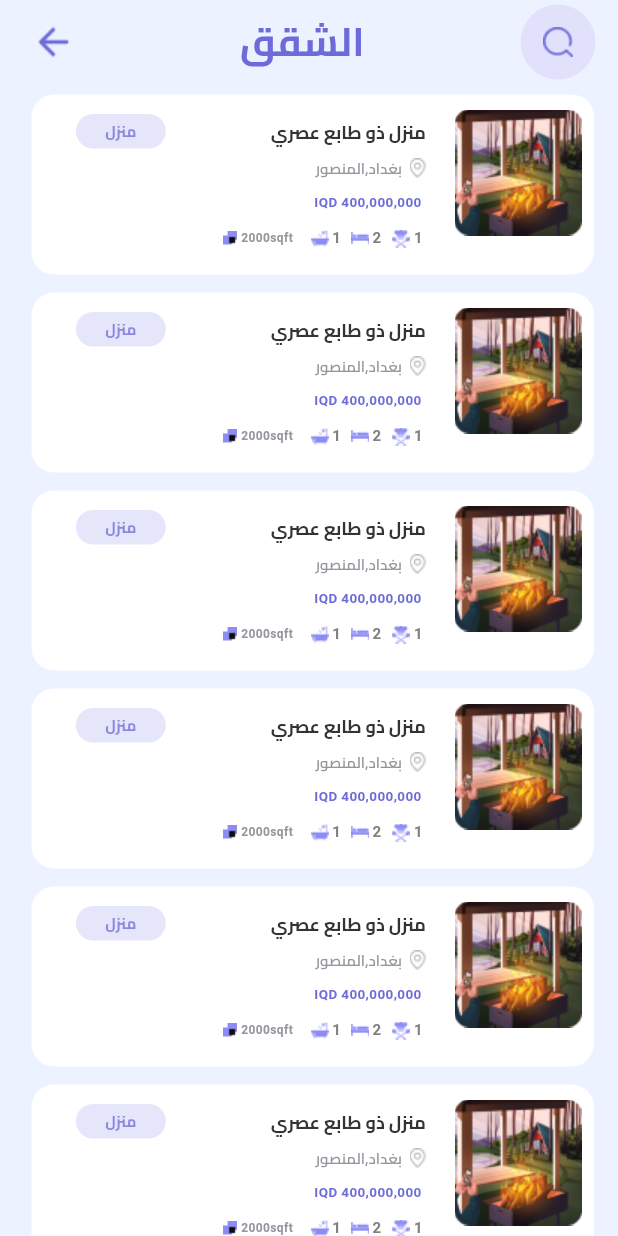
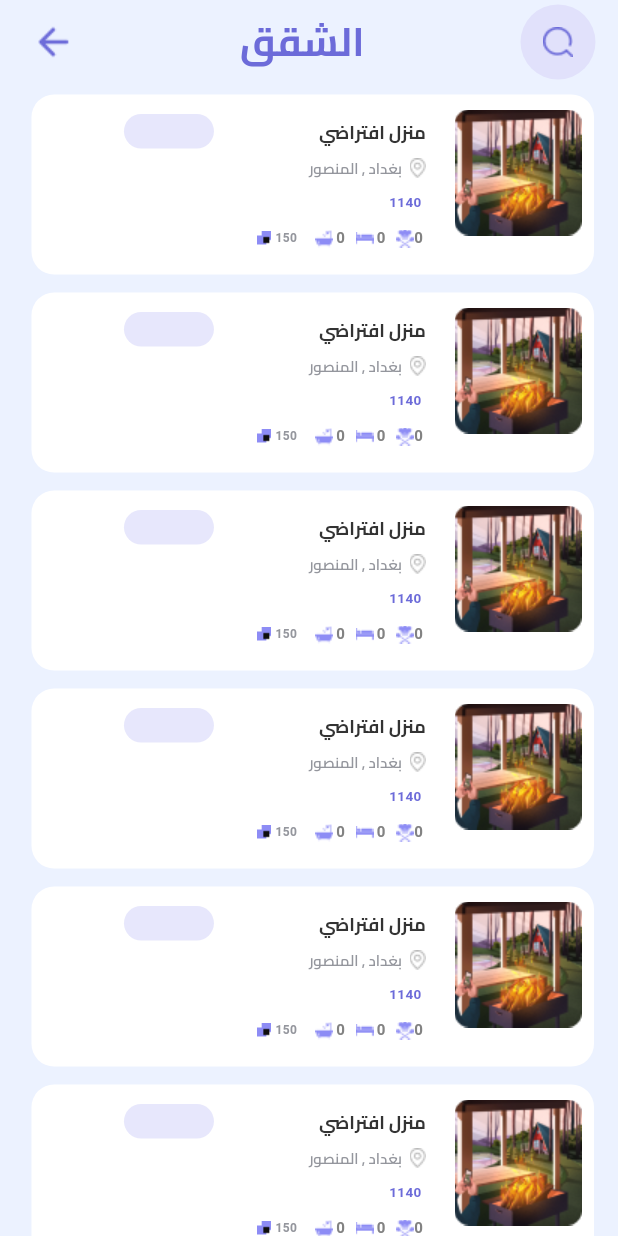
Before and after one commit to bishamoon/real_estate_project, a Flutter app: the screen it shows after launch, after a tap on "شقة", on a phone screen of 412 x 824 dp. Run offline on Flutter 3.47's test engine with Material 3 defaults, Android fonts, the phone set to English and light mode, and no system bars; our stand-ins replace flutter_svg, shared_preferences, smooth_page_indicator; network calls fail; Roboto replaces fonts that are missing (Poppins).

Commit message:
with errors..

```diff
--- a/lib/componets/widgets/nearbyCard2.dart
+++ b/lib/componets/widgets/nearbyCard2.dart
@@ -3,14 +3,15 @@ import 'package:flutter/material.dart';
 import '../appColors.dart';
 
 Widget nearByCard2({
-  String? houseName,
-  String? imgUrl,
-  int? area,
-  String? location,
-  int? price,
-  int noBed = 0, //handel
-  int noKitchen = 0,
-  int noBath = 0,
+  required String houseName,
+  required String imgUrl,
+  required int area,
+  required String location,
+  required int price,
+  required int noBed,
+  required int noKitchen,
+  required int noBath,
+  required String type,
 }) {
   return Padding(
     padding: const EdgeInsets.only(left: 5),
@@ -38,7 +39,7 @@ Widget nearByCard2({
               mainAxisAlignment: MainAxisAlignment.spaceBetween,
               children: [
                 Text(
-                  'منزل ذو طابع عصري',
+                  houseName,
                   style: TextStyle(
                     color: Color(0xFF333333),
                     fontSize: 12,
@@ -65,7 +66,7 @@ Widget nearByCard2({
                       ),
                       child: Center(
                         child: Text(
-                          'منزل',
+                          type,
                           style: TextStyle(
                             color: AppColors.secondaryColor,
                             fontSize: 10,
@@ -91,7 +92,7 @@ Widget nearByCard2({
                   width: 5,
                 ),
                 Text(
-                  "بغداد,المنصور",
+                  location,
                   style: TextStyle(
                     color: AppColors.gray,
                     fontSize: 10,
@@ -107,7 +108,7 @@ Widget nearByCard2({
             top: 65,
             right: 115,
             child: Text(
-              'IQD 400,000,000',
+              price.toString(),
               style: TextStyle(
                 color: AppColors.secondaryColor,
                 fontSize: 9,
@@ -123,7 +124,7 @@ Widget nearByCard2({
                 padding: const EdgeInsets.only(right: 7, left: 5),
                 child: Row(children: [
                   Text(
-                    '1 ',
+                    noKitchen.toString(),
                     style: TextStyle(
                       color: Color(0xFF828282),
                       fontSize: 10,
@@ -137,7 +138,7 @@ Widget nearByCard2({
                     width: 7,
                   ),
                   Text(
-                    '2',
+                    noBed.toString(),
                     style: TextStyle(
                       color: Color(0xFF828282),
                       fontSize: 10,
@@ -154,7 +155,7 @@ Widget nearByCard2({
                     width: 7,
                   ),
                   Text(
-                    '1',
+                    noBath.toString(),
                     style: TextStyle(
                       color: Color(0xFF828282),
                       fontSize: 10,
@@ -171,7 +172,7 @@ Widget nearByCard2({
                     width: 12,
                   ),
                   Text(
-                    '2000sqft',
+                    area.toString(),
                     style: TextStyle(
                       color: AppColors.gray,
                       fontSize: 8,
--- a/lib/main.dart
+++ b/lib/main.dart
@@ -1,6 +1,8 @@
 import 'package:flutter/material.dart';
 import 'package:real_estate/componets/appColors.dart';
 import 'package:real_estate/network/shared_helper.dart';
+import 'package:real_estate/screens/Spacial_Near_Screens/nearMeScreen.dart';
+import 'package:real_estate/screens/Spacial_Near_Screens/spaicalScreen.dart';
 import 'package:real_estate/screens/dashboard/dashboard_screen.dart';
 import 'package:real_estate/screens/homescreen/homeScreen.dart';
 import 'package:real_estate/screens/houseDetails/houseDetails1.dart';
@@ -33,15 +35,17 @@ class MyApp extends StatelessWidget {
       theme: ThemeData(
         scaffoldBackgroundColor: AppColors.backgroundColor,
       ),
-       //home: isLoggedIn != null ? DashBoardScreen() : SignInScreen(),
+      //home: isLoggedIn != null ? DashBoardScreen() : SignInScreen(),
       home: HomeScreen(),
       routes: {
         '/SignInScreen': (context) => const SignInScreen(),
         '/SignUpScreen': (context) => const SignUpScreen(),
         '/ForgetPassword': (context) => const ForgetPassword(),
         '/HomeScreen': (context) => const HomeScreen(),
-        '/FavoriteScreen': (context) => const FavoriteScreen(),
+        '/FavoriteScreen': (context) => FavoriteScreen(),
         "/dashBoard": (context) => DashBoardScreen(),
+        "/SpacialScreen": (context) => SpacialScreen(),
+        "/NearMeScreen": (context) => NearMeScreen(),
       },
     );
   }
--- /dev/null
+++ b/lib/models/buildingsNear_model.dart
@@ -0,0 +1 @@
+class NearMeModel {}
--- a/lib/network/end_points.dart
+++ b/lib/network/end_points.dart
@@ -9,4 +9,6 @@ class EndPoints {
   static const signInUrl = "/admin/auth/signin";
   static const signUpUrl = "/admin/auth/signup";
   static const allBuilding = "/admin/building/getAllBuilding?size=30";
+  static const nearMeBuildings = "/admin/building/getNearMe";
+  static const buildingsByType = "/admin/building/getAlltypeBuild?size=30";
 }
--- a/lib/screens/building/apartmentsScreen.dart
+++ b/lib/screens/building/apartmentsScreen.dart
@@ -65,6 +65,10 @@ class ApartmentsScreen extends StatelessWidget {
                       imgUrl: "assets/img/houseimg.png",
                       location: 'بغداد , المنصور',
                       price: 1140,
+                      noBath: 0,
+                      noBed: 0,
+                      noKitchen: 0,
+                      type: "",
                     ),
                 );
               },
--- a/lib/screens/building/building.dart
+++ b/lib/screens/building/building.dart
@@ -65,6 +65,10 @@ class BuildingsScreen extends StatelessWidget {
                       imgUrl: "assets/img/houseimg.png",
                       location: 'بغداد , المنصور',
                       price: 1140,
+                      noBath: 0,
+                      noBed: 0,
+                      noKitchen: 0,
+                      type: "",
                     ),
                 );
               },
--- a/lib/screens/fav/favoriteScreen.dart
+++ b/lib/screens/fav/favoriteScreen.dart
@@ -151,6 +151,10 @@ class _FavoriteScreenState extends State<FavoriteScreen> {
                       imgUrl: "assets/img/houseimg.png",
                       location: 'بغداد , المنصور',
                       price: 1140,
+                      noBath: 0,
+                      noBed: 0,
+                      noKitchen: 0,
+                      type: "",
                     ),
                   ),
                 );
--- a/lib/screens/homescreen/homeScreen.dart
+++ b/lib/screens/homescreen/homeScreen.dart
@@ -1,6 +1,8 @@
 import 'package:flutter/material.dart';
 import 'package:real_estate/componets/widgets/defaultsearchField.dart';
 import 'package:real_estate/models/allBuildingModel.dart';
+import 'package:real_estate/models/buildingsByType.dart';
+import 'package:real_estate/models/buildingsNear_model.dart';
 import 'package:real_estate/network/end_points.dart';
 import 'package:real_estate/network/http_helper.dart';
 import 'package:real_estate/screens/building/apartmentsScreen.dart';
@@ -19,12 +21,17 @@ class HomeScreen extends StatefulWidget {
 class _HomeScreenState extends State<HomeScreen> {
   final TextEditingController _searchController = TextEditingController();
   int _currentIndex = 0;
-  List<Datum> _allBuildengs = [];
+
+  List _allBuildengs = [];
+  List<NearMeModel> _nearMeBuildings = [];
+
   bool _isLoadingALlBuildings = false;
+  bool _isLoadingNearBuildings = false;
 
   @override
   void initState() {
     getAllBuildings();
+    //getNearBuildings();
     super.initState();
   }
 
@@ -42,6 +49,21 @@ class _HomeScreenState extends State<HomeScreen> {
     setState(() {});
   }
 
+  /* getNearBuildings() async {
+    setState(() {
+      _isLoadingNearBuildings = true;
+    });
+    final response = await HttpHelper.getData(url: EndPoints.nearMeBuildings);
+    if (response['success']) {
+      //change model>>>>>>
+      final model = AllBuildingModel.fromJson(response);
+      _allBuildengs.addAll(model.data);
+    }
+    _isLoadingNearBuildings = false;
+
+    setState(() {});
+  }
+ */
   @override
   Widget build(BuildContext context) {
     return Directionality(
@@ -186,7 +208,9 @@ class _HomeScreenState extends State<HomeScreen> {
                       padding: const EdgeInsets.only(left: 10),
                       child: GestureDetector(
                         onTap: () {
-                          //go to spaical houses page
+                          setState(() {
+                            Navigator.pushNamed(context, "/SpacialScreen");
+                          });
                         },
                         child: Row(
                           children: [
@@ -224,14 +248,14 @@ class _HomeScreenState extends State<HomeScreen> {
                               final building = _allBuildengs[index];
 
                               return SpacialCard(
-                                houseName: building.name,
-                                area: building.buildingInfo.area,
+                                houseName: building.data[index].name,
+                                area: building.data[index].buildingInfo.area,
                                 imgUrl: "assets/img/houseimg.png",
-                                location: building.buildingInfo.town,
-                                price: building.cost,
-                                noBed: building.buildingInfo.numberRooms,
-                                noKitchen: building.buildingInfo.numberFloors,
-                                noBath: building.buildingInfo.nzal,
+                                location: building.data[index].buildingInfo.town,
+                                price: building.data[index].cost,
+                                noBed: building.data[index].buildingInfo.numberRooms,
+                                noKitchen: building.data[index].buildingInfo.numberFloors,
+                                noBath: building.data[index].buildingInfo.numberServers,
                               );
                             },
                           ),
@@ -258,7 +282,7 @@ class _HomeScreenState extends State<HomeScreen> {
                       padding: const EdgeInsets.only(left: 10),
                       child: GestureDetector(
                         onTap: () {
-                          //go to near houses page
+                          Navigator.pushNamed(context, "/NearMeScreen");
                         },
                         child: Row(
                           children: [
@@ -280,7 +304,9 @@ class _HomeScreenState extends State<HomeScreen> {
                     ),
                   ],
                 ),
-                Padding(
+               /*  _isLoadingNearBuildings
+                    ? const Center(child: CircularProgressIndicator())
+                    : Padding(
                         padding: const EdgeInsets.only(right: 7),
                         child: SizedBox(
                           height: 100,
@@ -288,11 +314,22 @@ class _HomeScreenState extends State<HomeScreen> {
                             scrollDirection: Axis.horizontal,
                             itemCount: 6,
                             itemBuilder: (BuildContext context, int index) {
-                        return nearByCard();
+                              //edit it based on model near me ...
+                              final building = _nearMeBuildings[index];
+                              return nearByCard(
+                                houseName: building.name,
+                                area: building.buildingInfo.area,
+                                imgUrl: "assets/img/houseimg.png",
+                                location: building.buildingInfo.town,
+                                price: building.cost,
+                                noBed: building.buildingInfo.numberRooms,
+                                noKitchen: building.buildingInfo.numberFloors,
+                                noBath: building.buildingInfo.nzal,
+                              );
                             },
                           ),
                         ),
-                ),
+                      ), */
                 const SizedBox(
                   height: 50,
                 )
@@ -300,32 +337,8 @@ class _HomeScreenState extends State<HomeScreen> {
             ),
           ),
         ),
-        // bottomNavigationBar: CustomBottomNavigationBar(context:context),
-        // floatingActionButtonLocation: FloatingActionButtonLocation.centerDocked,
-        // floatingActionButton: Container(
-        //   margin: const EdgeInsets.only(top: 45),
-        //   height: 70,
-        //   width: 70,
-        //   child: FloatingActionButton(
-        //     backgroundColor: AppColors.primaryColor,
-        //     elevation: 0,
-        //     onPressed: () => debugPrint("Add Button pressed"),
-        //     shape: RoundedRectangleBorder(
-        //         borderRadius: BorderRadius.circular(100)),
-        //     child: GestureDetector(
-        //       child: Image.asset("assets/img/write.png"),
-        //       onTap: () {},
-        //     ),
-        //   ),
-        // ),
       ),
     );
-  }
-
-  void _onTabTapped(int index) {
-    setState(() {
-      _currentIndex = index;
-    });
   }
 
   void navigateToCategoryPage(BuildContext context, String categoryText) {
--- a/lib/screens/profile/profile.dart
+++ b/lib/screens/profile/profile.dart
@@ -100,7 +100,7 @@ class Profile extends StatelessWidget {
                   ],
                 ),
               ),
-              Padding(
+              /*  Padding(
                 padding: const EdgeInsets.only(right: 7),
                 child: SizedBox(
                   height: 600,
@@ -115,7 +115,7 @@ class Profile extends StatelessWidget {
                     },
                   ),
                 ),
-              ),
+              ), */
             ],
           ),
         ),
```
Also changed, not shown: lib/componets/widgets/nearbyCard.dart (+15 -15 lines), lib/models/buildingsByType.dart (added, +119 -0 lines), lib/screens/Spacial_Near_Screens/nearMeScreen.dart (added, +115 -0 lines), lib/screens/Spacial_Near_Screens/spaicalScreen.dart (added, +118 -0 lines), lib/screens/building/housesScreen.dart (+38 -11 lines). Lines whose indentation alone changed are shown as unchanged.
